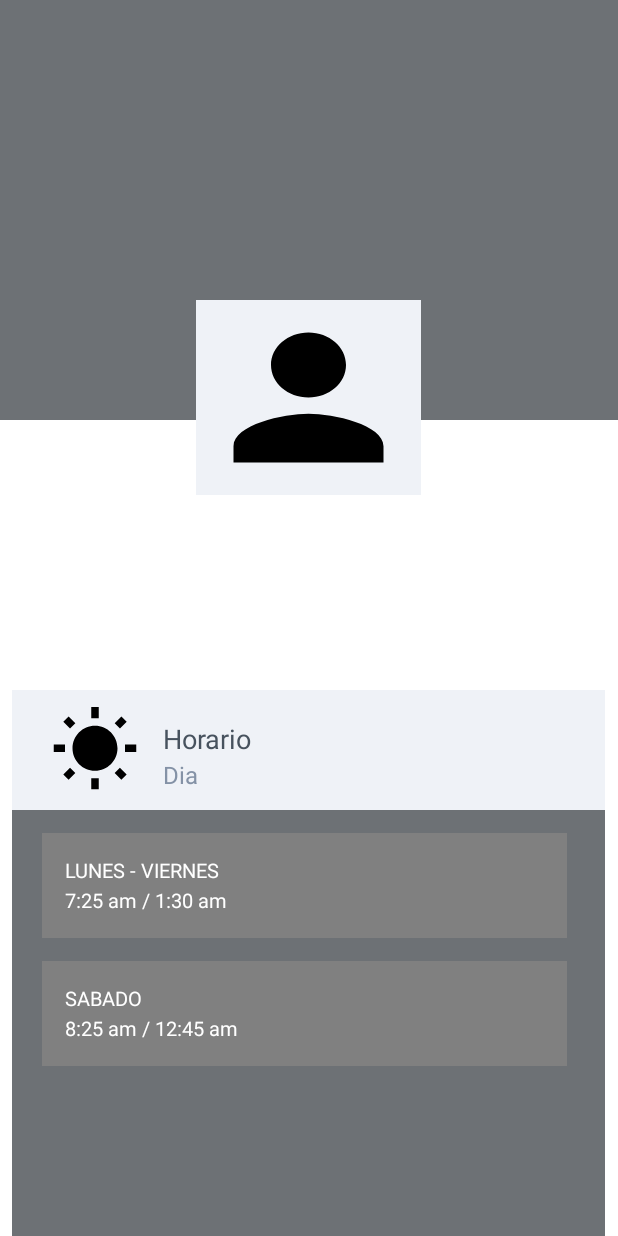
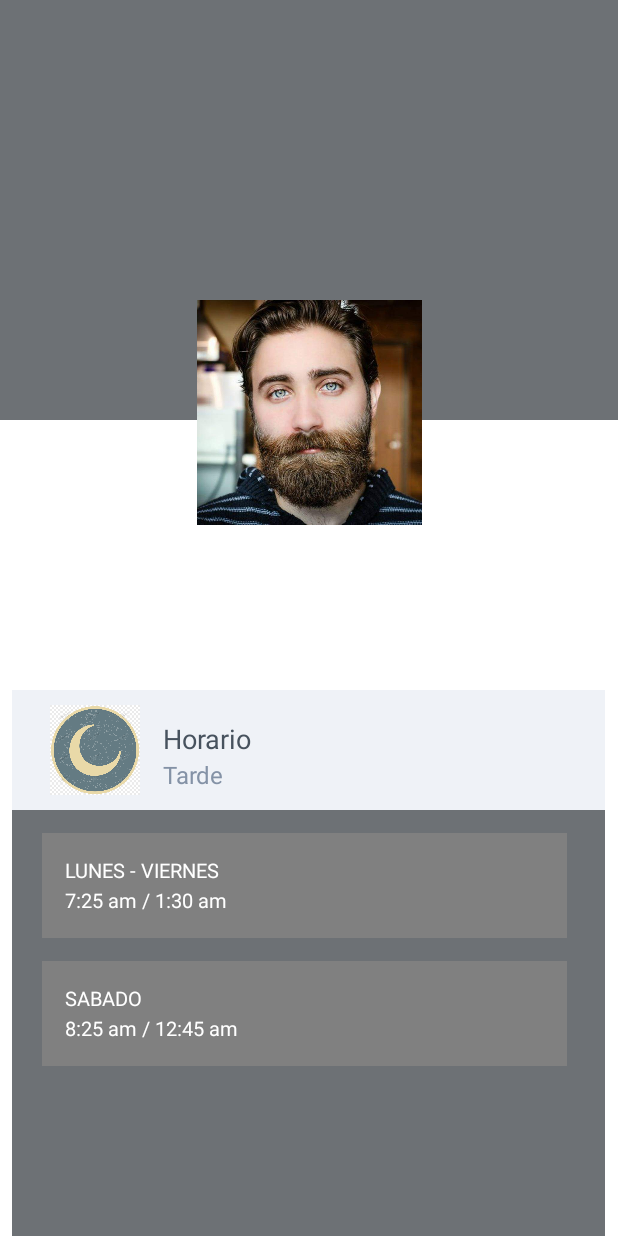
Before and after one commit to People2002/ProyectoFinalApp, an Android app: the Empleado_2 screen opened directly, with no data from a screen before it, on a phone screen of 412 x 824 dp. Run offline under Robolectric (Android 15) with nearby library versions, the light colour scheme and no system bars.

Commit message:
Jueves16

```diff
--- a/app/src/main/AndroidManifest.xml
+++ b/app/src/main/AndroidManifest.xml
@@ -13,6 +13,9 @@
         android:supportsRtl="true"
         android:theme="@style/Theme.AppCompat.NoActionBar"
         tools:targetApi="31">
+        <activity
+            android:name=".Solicitud_Trabajador_1"
+            android:exported="false" />
         <activity
             android:name=".Login_Trabajador_Opciones"
             android:exported="false" />
--- a/app/src/main/res/layout/activity_empleado2.xml
+++ b/app/src/main/res/layout/activity_empleado2.xml
@@ -20,17 +20,11 @@
         android:layout_height="260dp"
         android:layout_marginTop="-80dp"
         android:orientation="vertical">
-        <LinearLayout
-            android:layout_width="150dp"
-            android:layout_height="130dp"
+        <ImageView
+            android:layout_width="160dp"
+            android:layout_height="150dp"
             android:layout_gravity="center"
-            android:background="#EFF2F7"/>
-        <LinearLayout
-            android:layout_width="150dp"
-            android:layout_height="130dp"
-            android:layout_gravity="center"
-            android:layout_marginTop="-130dp"
-            android:background="@drawable/persona_icono"/>
+            app:srcCompat="@drawable/empleado_perfil_2"/>
         <TextView
             android:layout_width="match_parent"
             android:layout_height="30dp"
@@ -62,12 +56,12 @@
             android:layout_height="80dp"
             android:background="#EFF2F7">
 
-            <LinearLayout
+            <ImageView
                 android:layout_width="60dp"
                 android:layout_height="60dp"
                 android:layout_marginLeft="25dp"
                 android:layout_marginTop="10dp"
-                android:background="@drawable/sol_icono"/>
+                app:srcCompat="@drawable/imag_turno_noche"/>
 
             <LinearLayout
                 android:layout_width="80dp"
@@ -85,7 +79,7 @@
                     android:layout_width="match_parent"
                     android:layout_height="20dp"
                     android:layout_marginTop="5dp"
-                    android:text="Dia"
+                    android:text="Tarde"
                     android:textSize="16dp"
                     android:textColor="#8492A6"/>
             </LinearLayout>
--- a/app/src/main/res/layout/activity_login_trabajador_opciones.xml
+++ b/app/src/main/res/layout/activity_login_trabajador_opciones.xml
@@ -104,15 +104,16 @@
         </Button>
 
         <Button
+            android:id="@+id/btnAlmacenTrabajadorOpcion"
             android:layout_width="400dp"
             android:layout_height="80dp"
             android:layout_marginLeft="10dp"
             android:layout_marginTop="20dp"
             android:background="@drawable/btnt4"
+            android:paddingRight="80dp"
             android:text="Almacen"
+            android:textColor="@color/black"
             android:textSize="22dp"
-            android:paddingRight="80dp"
-            android:textColor="@color/black"
             tools:ignore="SpeakableTextPresentCheck">
 
         </Button>
```
Also changed, not shown: app/src/main/java/com/andy/proyectofinalapp/Login_Trabajador_Opciones.java (+21 -0 lines), app/src/main/java/com/andy/proyectofinalapp/Solicitud_Trabajador_1.java (added, +14 -0 lines), app/src/main/res/layout/activity_almacen1.xml (+4 -4 lines), app/src/main/res/layout/activity_solicitud_trabajador1.xml (added, +110 -0 lines), app/src/main/res/drawable/empleado_perfil_1.jpg (added), app/src/main/res/drawable/empleado_perfil_2.jpg (added), app/src/main/res/drawable/ic_trabajador_perfil.png (added), app/src/main/res/drawable/imag_turno_dia.jpg (added), app/src/main/res/drawable/imag_turno_noche.png (added).
